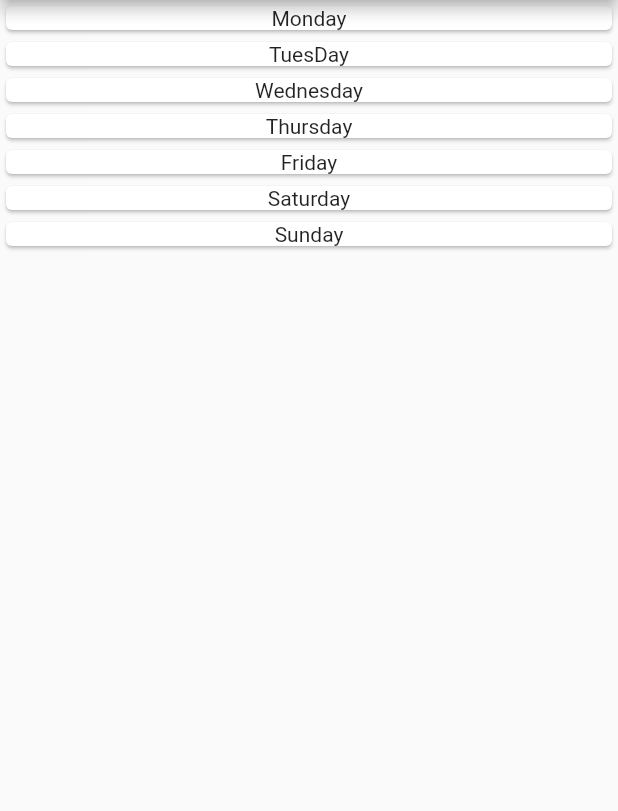
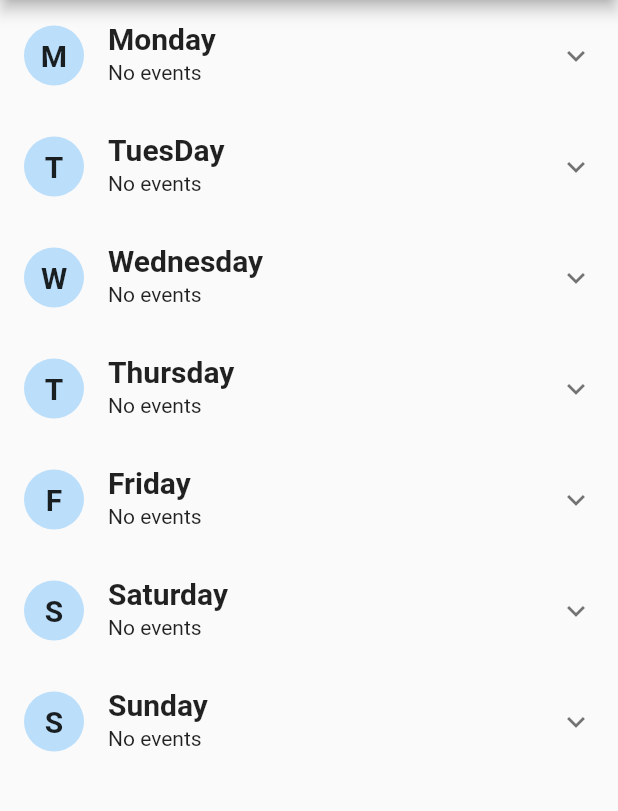
Before and after one commit to chewwh09/Todo, a Flutter app: the TimeTableScreen screen opened by its route, on a phone screen of 412 x 824 dp, the part 84-895 px from its top. Run offline on Flutter 3.47's test engine with Material 2 defaults, Android fonts, the phone set to English and light mode, and no system bars; our stand-ins replace pie_chart.

Commit message:
Added new features

```diff
--- a/lib/widgets/Day.dart
+++ b/lib/widgets/Day.dart
@@ -11,13 +11,29 @@ class Day extends StatelessWidget {
   Day(this.weekday, this.events, this.delete);
   @override
   Widget build(BuildContext context) {
-    return Card(
-        child: Column(
-      children: [
-        Text(weekday),
-        for(int i = 0; i < events.length; i++)
-          EventWidget(events[i], delete)
+    return ExpansionTile(
+      subtitle: events.length == 0
+          ? Text('No events',)
+          : Text(events.length.toString() + " events"),
+      leading: CircleAvatar(
+        child: Text(
+          weekday[0],
+          style: TextStyle(fontWeight: FontWeight.bold, fontSize: 20),
+        ),
+      ),
+      title: Text(weekday, style: TextStyle(fontWeight: FontWeight.bold, fontSize: 20),),
+      children: <Widget>[
+        for (int i = 0; i < events.length; i++) EventWidget(events[i], delete)
       ],
-    ));
+    );
   }
 }
+
+// return Card(
+//     child: Column(
+//   children: [
+//     Text(weekday),
+//     for(int i = 0; i < events.length; i++)
+//       EventWidget(events[i], delete)
+//   ],
+// ));
--- a/lib/widgets/Event.dart
+++ b/lib/widgets/Event.dart
@@ -12,7 +12,7 @@ class EventWidget extends StatelessWidget {
   Widget build(BuildContext context) {
     return ListTile(
       leading: Text(this.currentEvent.time.format(context)),
-      title: Text(this.currentEvent.title),
+      title: Text(this.currentEvent.title,),
       subtitle: Text(this.currentEvent.place),
       trailing: IconButton(
           icon: Icon(Icons.delete),
```
